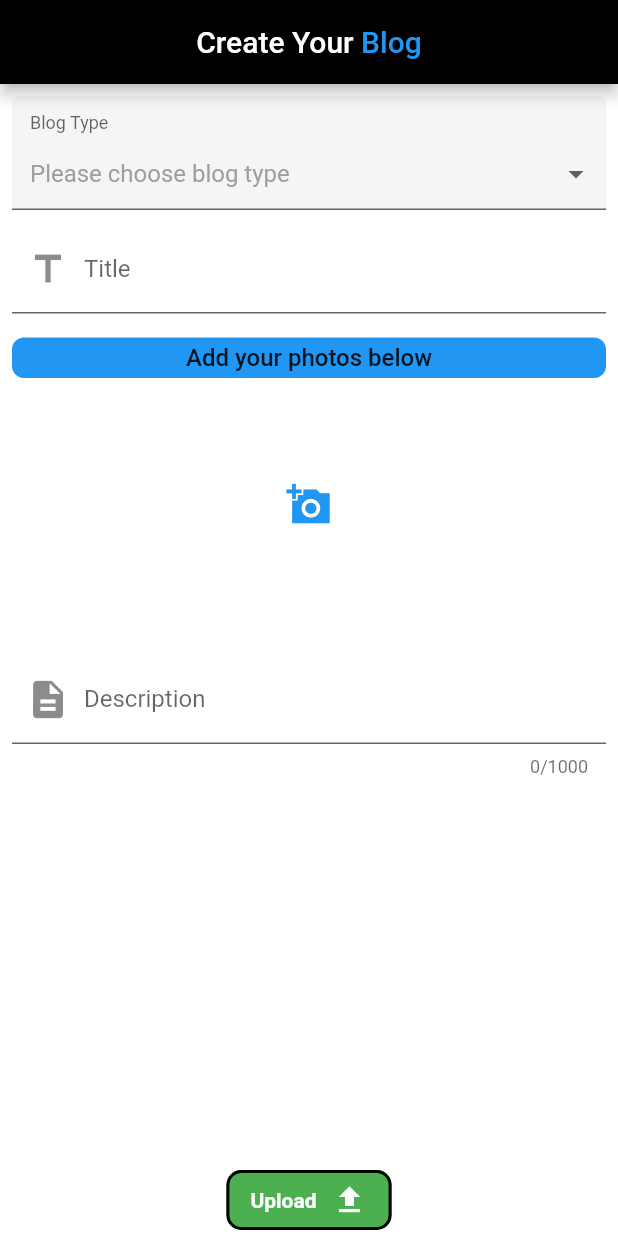
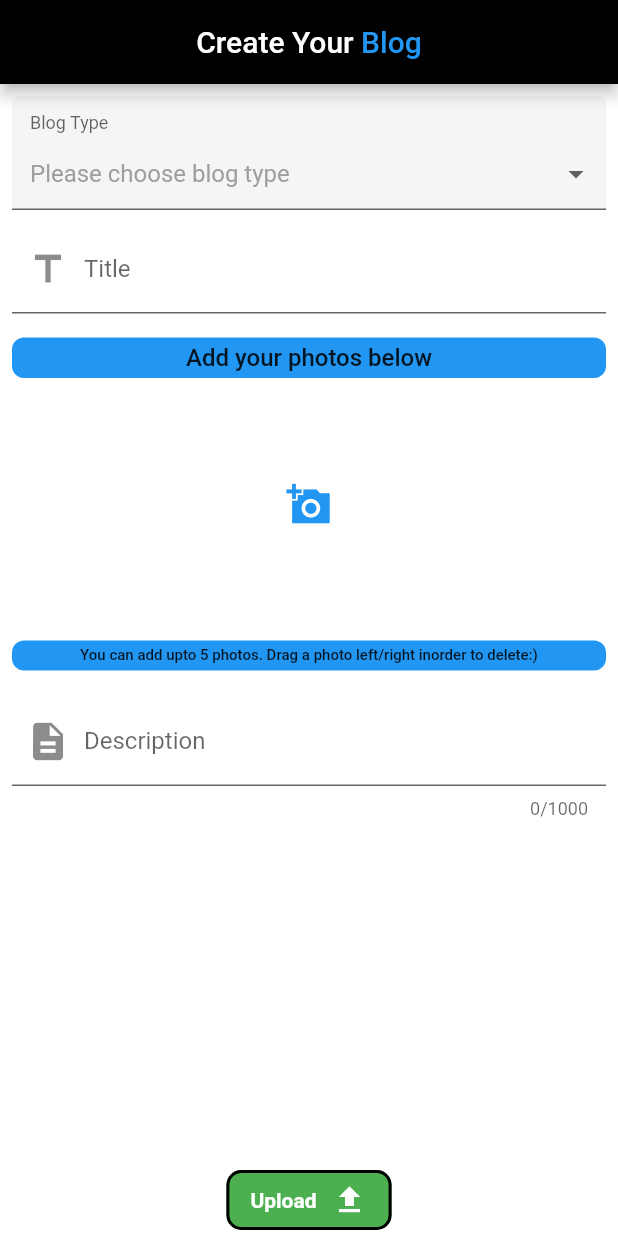
Before and after one commit to Avi-Patel/Blog_App_in_progress, a Flutter app: the screen it shows after launch, after a tap on "Create New Blog", on a phone screen of 412 x 824 dp. Run offline on Flutter 3.47's test engine with Material 2 defaults, Android fonts, the phone set to English and light mode, and no system bars; drawn by our look-alikes of dropdown_formfield; our stand-ins replace cloud_firestore, email_validator, firebase_auth, firebase_core, firebase_storage, flushbar and 2 more; missing offline and left inert: nice_button; accounts and stored records are empty.

Commit message:
updated login/register

```diff
--- a/lib/Blog/Blog_templete.dart
+++ b/lib/Blog/Blog_templete.dart
@@ -129,7 +129,7 @@ class _BlogTileState extends State<BlogTile> {
     })
     .catchError((e){
       print(e);
-      show("Opps!! Some error occured. Try again");
+      show("You did not selected any photo");
       flushbar..show(context);
     });
   }
@@ -301,7 +301,20 @@ class _BlogTileState extends State<BlogTile> {
 
 
         _blog.getSize()==5?
-        _addText("You have added all 5 photos!! Drag a photo left/right inorder to delete:)",10.0,Colors.red): _addphoto(),
+        _addText(
+          "You have added all 5 photos!! Drag a photo left/right inorder to delete:)",
+          10.0,Colors.red
+        )
+        : _addphoto(),
+
+        _blog.getSize()<5?
+        _addText(
+          "You can add upto 5 photos. Drag a photo left/right inorder to delete:)",
+          10.0,Colors.blue
+        )
+        : SizedBox(
+          height: 0.0,
+        ),
 
         SizedBox(height:10.0),
 
--- a/lib/login_register/Login.dart
+++ b/lib/login_register/Login.dart
@@ -142,7 +142,7 @@ class _LoginState extends State<Login>
   {
     return Card(
       elevation: 5.0,
-      color: Colors.black87,
+      color: Colors.black,
       margin: EdgeInsets.all(4.0),
       shape: RoundedRectangleBorder(
         side: BorderSide(color: Colors.blue, width: 1),
@@ -400,7 +400,7 @@ class _LoginState extends State<Login>
         ),
         centerTitle: true,
       ),
-      backgroundColor: Colors.white24,
+      backgroundColor: Colors.black,
       body:_isLoading==true?
       Center(child: spinkit)
       :
--- a/lib/login_register/Register.dart
+++ b/lib/login_register/Register.dart
@@ -112,7 +112,7 @@ class _RegisterState extends State<Register> with SingleTickerProviderStateMixin
   {
     return Card(
       elevation: 5.0,
-      color: Colors.black87,
+      color: Colors.black,
       margin: EdgeInsets.all(4.0),
       shape: RoundedRectangleBorder(
         side: BorderSide(color: Colors.blue, width: 1),
@@ -310,7 +310,7 @@ class _RegisterState extends State<Register> with SingleTickerProviderStateMixin
         ),
         centerTitle: true,
       ),
-      backgroundColor: Colors.white24,
+      backgroundColor: Colors.black,
       body:_isLoading==true?
       Center(child: spinkit)
       :
--- a/lib/main.dart
+++ b/lib/main.dart
@@ -265,8 +265,13 @@ class _HomePageState extends State<HomePage>
             image: AssetImage(
               "assets/background_image.jpg",
             ),
+            colorFilter: ColorFilter.mode(
+              Colors.black.withOpacity(0.7),
+              BlendMode.darken
+            ),
             fit: BoxFit.cover,
           ),
+
         ),
         child: Container(
           height: MediaQuery.of(context).size.height,
```
